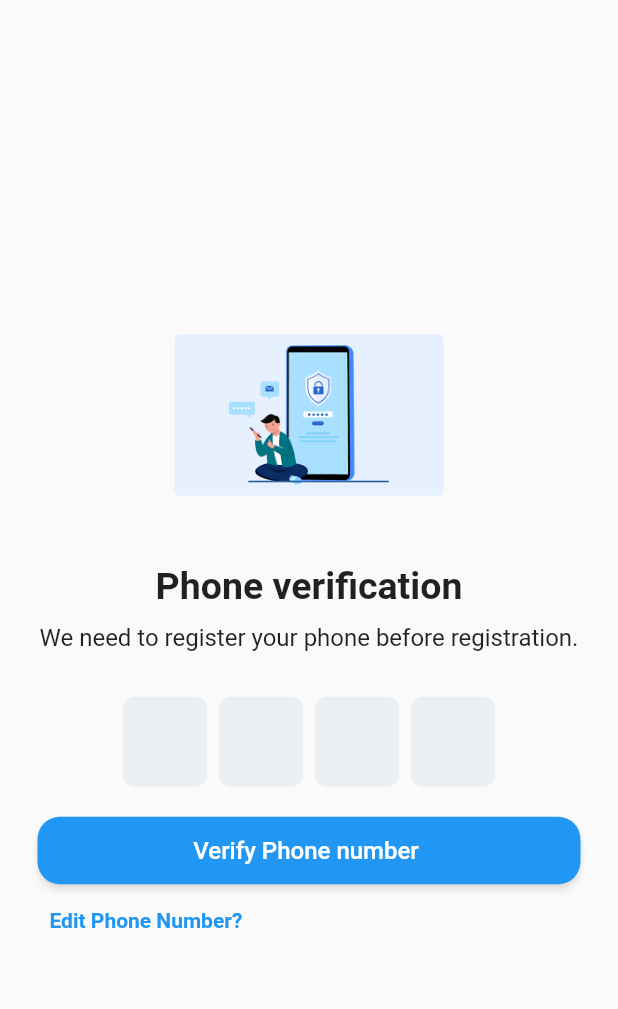
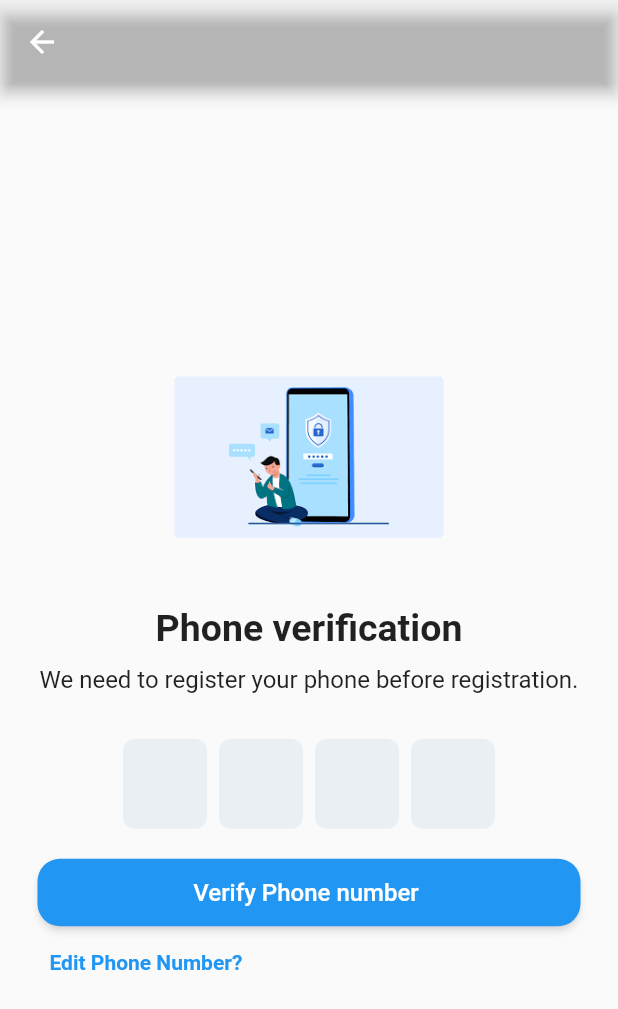
Before and after one commit to kirtijangid/Phone_Auth, a Flutter app: the OTP screen opened by its route, on a phone screen of 412 x 824 dp. Shown: the top 1009 px of the screen. Run offline on Flutter 3.47's test engine with Material 2 defaults, Android fonts, the phone set to English and light mode, and no system bars; drawn by our look-alikes of pinput.

Commit message:
adding appbar

```diff
--- a/lib/otp.dart
+++ b/lib/otp.dart
@@ -32,6 +32,9 @@ final submittedPinTheme = defaultPinTheme.copyWith(
   ),
 );
     return Scaffold(
+      appBar: AppBar(backgroundColor: Colors.transparent,
+
+      ),
       body: Container(
         margin: EdgeInsets.only(left: 25, right: 25),
         alignment: Alignment.center,
```
